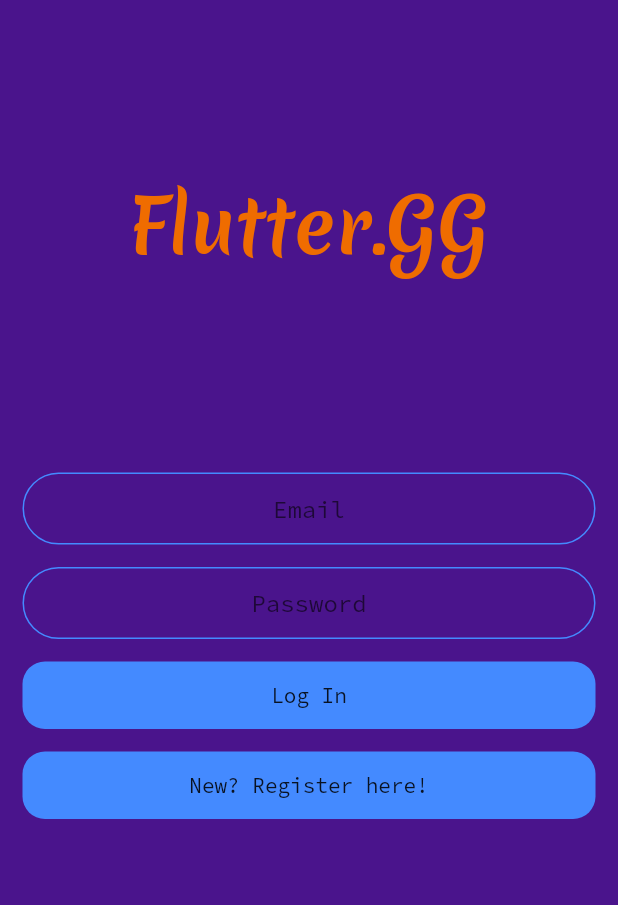
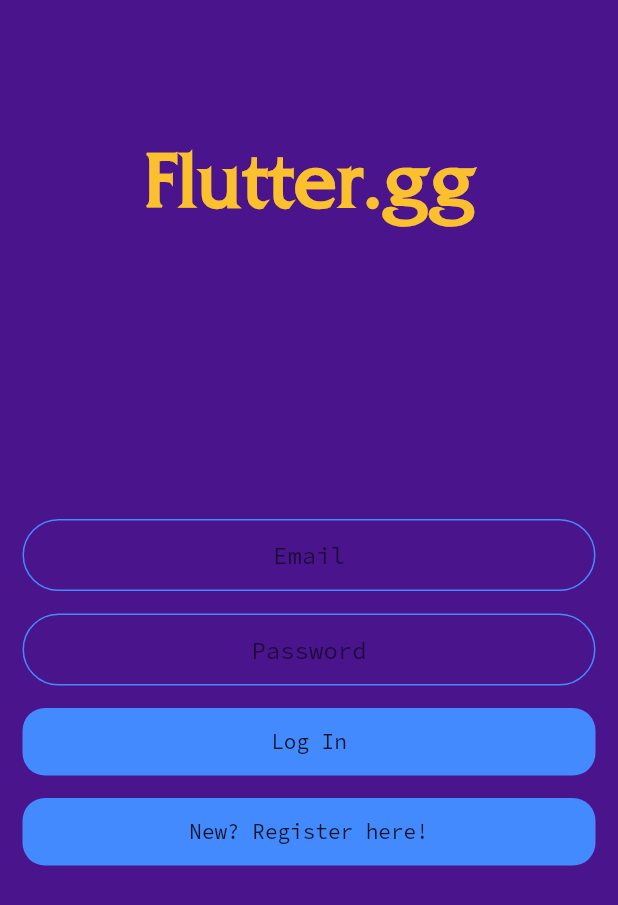
Before and after one commit to Linbeau22/Riot-App, a Flutter app: the screen it shows after launch, on a phone screen of 412 x 824 dp. Shown: the top 905 px of the screen. Run offline on Flutter 3.47's test engine with Material 2 defaults, Android fonts, the phone set to English and light mode, and no system bars; drawn by our look-alikes of animated_text_kit, modal_progress_hud_nsn; our stand-ins replace cloud_firestore, firebase_auth, firebase_core; missing offline and left inert: cloud_firestore_web, firebase_analytics_web, firebase_auth_web, firebase_core_web; accounts and stored records are empty.

Commit message:
New Lol font, added highest champ win percentage, changed colors

```diff
--- a/lib/components/constants.dart
+++ b/lib/components/constants.dart
@@ -15,3 +15,9 @@ const kTextFieldDecoration = InputDecoration(
     borderRadius: BorderRadius.all(Radius.circular(32.0)),
   ),
 );
+
+const kDefaultTextStyle = TextStyle(
+  fontFamily: 'SourceCodePro',
+  fontWeight: FontWeight.w600,
+  fontSize: 30,
+);
--- a/lib/network/api.dart
+++ b/lib/network/api.dart
@@ -4,7 +4,7 @@ import 'networking.dart';
 import 'package:http/http.dart' as http;
 import 'dart:convert';
 
-const api_key = 'RGAPI-59d0f5d3-76c5-4d39-b8fc-987a1e090356';
+const api_key = 'RGAPI-c2e06511-0b1d-406c-8f63-a8d80ed9bf46';
 
 String removeSpaces(String name) {
   for (int i = 0; i < name.length; i++) {
--- a/lib/screens/login_screen.dart
+++ b/lib/screens/login_screen.dart
@@ -32,20 +32,27 @@ class _LoginScreenState extends State<LoginScreen> {
         child: Center(
           child: ListView(
             children: <Widget>[
-              TextLiquidFill(
-                text: 'Flutter.GG',
-                waveColor: Colors.orange.shade800,
-                boxBackgroundColor: Colors.purple.shade900,
-                textStyle: TextStyle(
-                  color: Colors.white,
-                  fontSize: 50.0,
-                  fontWeight: FontWeight.bold,
-                  fontFamily: 'Merienda',
+              SizedBox(height: 100),
+              Center(
+                child: DefaultTextStyle(
+                  style: TextStyle(
+                    color: Colors.yellow.shade700,
+                    fontSize: 50.0,
+                    fontWeight: FontWeight.bold,
+                    fontFamily: 'FrizQuadrata',
+                  ),
+                  child: AnimatedTextKit(
+                    animatedTexts: [
+                      TypewriterAnimatedText('Flutter.gg',
+                          speed: Duration(milliseconds: 300)),
+                      TypewriterAnimatedText('By: Beau Lin',
+                          speed: Duration(milliseconds: 300)),
+                    ],
+                  ),
                 ),
-                boxHeight: 300.0,
               ),
               SizedBox(
-                height: 15.0,
+                height: 200,
               ),
               Container(
                 margin: EdgeInsets.symmetric(horizontal: 15.0),
--- a/pubspec.yaml
+++ b/pubspec.yaml
@@ -81,6 +81,9 @@ flutter:
     - family: SourceCodePro
       fonts:
         - asset: fonts/SourceCodePro-Regular.ttf
+    - family: FrizQuadrata
+      fonts:
+        - asset: fonts/Friz-Quadrata-Regular.ttf
 
 
   #
```
Also changed, not shown: lib/screens/main_screen.dart (+41 -23 lines), lib/screens/summoner_search.dart (+0 -67 lines), fonts/Friz-Quadrata-Regular.ttf (added).
